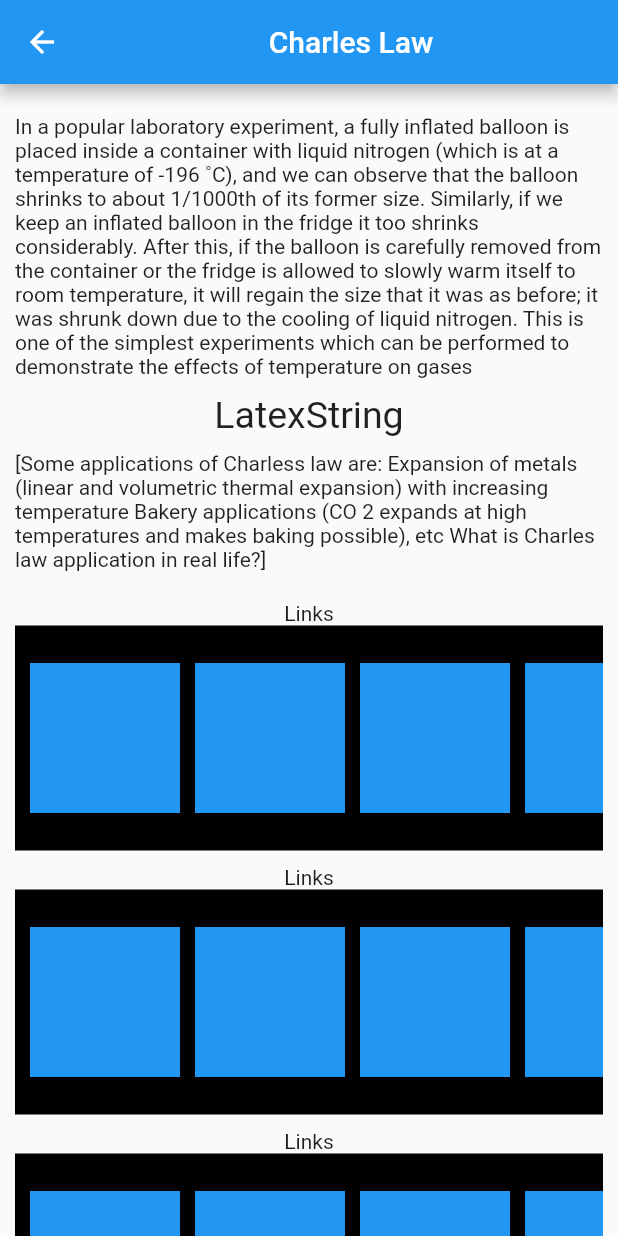
After one commit to shahjugal/UniversityFormulaeApp, a Flutter app: the screen it shows after launch, after a tap on "Charle's Law", on a phone screen of 412 x 824 dp. The commit adds this screen. Run offline on Flutter 3.47's test engine with Material 2 defaults, Android fonts, the phone set to English and light mode, and no system bars.

Commit message:
FormulaView Added

```diff
--- a/formulae_app/lib/Pages/FormulaListPage.dart
+++ b/formulae_app/lib/Pages/FormulaListPage.dart
@@ -23,38 +23,56 @@ class _FormulaListPageState extends State<FormulaListPage> {
             height: 10,
           ),
           f_formulaCell(
-              "Charle's Law", ["Chemical Engineering", "Fluid Chemistry"]),
+            "Charle's Law",
+            ["Chemical Engineering", "Fluid Chemistry"],
+            1,
+          ),
           SizedBox(
             height: 10,
           ),
-          f_formulaCell("Gopinathan's Radiation Equation",
-              ["Mechanical Engineering", "Solar Thermal Engineering"]),
+          f_formulaCell(
+            "Gopinathan's Radiation Equation",
+            ["Mechanical Engineering", "Solar Thermal Engineering"],
+            2,
+          ),
           SizedBox(
             height: 10,
           ),
           // ignore: prefer_const_literals_to_create_immutables
-          f_formulaCell("Saint Venant's Equation", [
+          f_formulaCell(
+            "Saint Venant's Equation",
+            [
               "Mechanical Engineering",
               "Design and Manufacuring",
               "Strength of Material"
-          ]),
+            ],
+            3,
+          ),
           SizedBox(
             height: 10,
           ),
-          f_formulaCell("Chineese Remainder Theorem", [
+          f_formulaCell(
+            "Chineese Remainder Theorem",
+            [
               "Computer Science and Engineering",
               "Advanced Programming",
               "Discrete Mathematics"
-          ]),
+            ],
+            4,
+          ),
           SizedBox(
             height: 10,
           ),
-          f_formulaCell("Fermat's Little Theorem", [
+          f_formulaCell(
+            "Fermat's Little Theorem",
+            [
               "Computer Science",
               "Computer Science Engineering",
               "Discrete Mathematics",
               "Advanced Programming"
-          ]),
+            ],
+            1,
+          ),
           SizedBox(
             height: 10,
           ),
--- /dev/null
+++ b/formulae_app/lib/Pages/FormulaPage.dart
@@ -0,0 +1,122 @@
+import 'package:flutter/material.dart';
+import 'package:formulae_app/Widgets/TagCell.dart';
+
+import '../Widgets/ScrollLinks.dart';
+import '../helper/Formulae.dart';
+
+// ignore: must_be_immutable
+class FormulaPage extends StatelessWidget {
+  FormulaPage(this.id, {super.key});
+  int id;
+  // This object should be passed by value or quer-ied at runtime from server.
+  Formulae formulae = Formulae(
+    id: 1, //
+    name: "Charles Law", //
+    description: //
+        "In a popular laboratory experiment, a fully inflated balloon is placed inside a container with liquid nitrogen (which is at a temperature of -196 ˚C), and we can observe that the balloon shrinks to about 1/1000th of its former size. Similarly, if we keep an inflated balloon in the fridge it too shrinks considerably. After this, if the balloon is carefully removed from the container or the fridge is allowed to slowly warm itself to room temperature, it will regain the size that it was as before; it was shrunk down due to the cooling of liquid nitrogen. This is one of the simplest experiments which can be performed to demonstrate the effects of temperature on gases",
+    latexString: "LatexString", //
+    applications: //
+        [
+      "Some applications of Charless law are: Expansion of metals (linear and volumetric thermal expansion) with increasing temperature Bakery applications (CO 2 expands at high temperatures and makes baking possible), etc What is Charles law application in real life?"
+    ],
+    tags: ["Chemistry", "Chemical Engineering", "State Chemistry"], //
+    driveLinks: ["drive.google.com", "drive.google.com"],
+    imageLinks: ["image.google.com", "image.google.com"],
+    relatedCourses: ["ENR201", "ENR102"], //
+    researchLinks: ["scholar.google.com", "scholar.google.com"],
+    ytLinks: ["youtube.com", "youtube.com"],
+  );
+
+  List<Widget> tagCells = [];
+  List<Widget> CourseCells = [];
+
+  void setUpWidget() {
+    for (var val in formulae.tags as List) {
+      tagCells.add(f_tagCell(val));
+      tagCells.add(SizedBox(
+        width: 10,
+      ));
+    }
+
+    for (var val in formulae.relatedCourses as List) {
+      CourseCells.add(f_tagCell(val));
+      CourseCells.add(SizedBox(
+        width: 10,
+      ));
+    }
+  }
+
+  @override
+  Widget build(BuildContext context) {
+    setUpWidget();
+    return Scaffold(
+      appBar: AppBar(
+        title: Center(child: Text(formulae.name as String)),
+      ),
+      body: Padding(
+        padding: const EdgeInsets.symmetric(horizontal: 10),
+        child: SingleChildScrollView(
+          child: Column(
+            //mainAxisAlignment: MainAxisAlignment.center,
+            children: [
+              SizedBox(
+                height: 20,
+              ),
+              Text(formulae.description as String),
+              SizedBox(
+                height: 10,
+              ),
+              Text(
+                formulae.latexString as String,
+                style: TextStyle(
+                  fontSize: 25,
+                ),
+              ),
+              SizedBox(
+                height: 10,
+              ),
+              Text(formulae.applications.toString()),
+              SizedBox(
+                height: 20,
+              ),
+              f_LinkScroller(),
+              SizedBox(
+                height: 10,
+              ),
+              f_LinkScroller(),
+              SizedBox(
+                height: 10,
+              ),
+              f_LinkScroller(),
+              SizedBox(
+                height: 10,
+              ),
+              SizedBox(
+                height: 10,
+              ),
+              SingleChildScrollView(
+                scrollDirection: Axis.horizontal,
+                child: Row(
+                  children: tagCells,
+                ),
+              ),
+              SizedBox(
+                height: 20,
+              ),
+              SingleChildScrollView(
+                scrollDirection: Axis.horizontal,
+                child: Row(
+                  children: CourseCells,
+                ),
+              ),
+              SizedBox(
+                height: 10,
+              ),
+              Text("Formula id: " + id.toString()),
+            ],
+          ),
+        ),
+      ),
+    );
+  }
+}
--- a/formulae_app/lib/Widgets/FormulaCell.dart
+++ b/formulae_app/lib/Widgets/FormulaCell.dart
@@ -1,13 +1,15 @@
 // ignore_for_file: prefer_const_literals_to_create_immutables, prefer_const_constructors
 
 import 'package:flutter/material.dart';
+import 'package:formulae_app/Pages/FormulaPage.dart';
 
 import 'TagCell.dart';
 
 class f_formulaCell extends StatelessWidget {
+  int id;
   List<String> tags;
   String name;
-  f_formulaCell(this.name, this.tags, {super.key}) {}
+  f_formulaCell(this.name, this.tags, this.id, {super.key}) {}
 
   List<Widget> tagCells = [];
 
@@ -25,6 +27,13 @@ class f_formulaCell extends StatelessWidget {
     setUpWidget();
     return Padding(
       padding: const EdgeInsets.symmetric(horizontal: 15),
+      child: GestureDetector(
+        onTap: () {
+          Navigator.push(
+            context,
+            MaterialPageRoute(builder: (context) => FormulaPage(id)),
+          );
+        },
         child: Container(
           decoration: BoxDecoration(
               boxShadow: [
@@ -82,6 +91,7 @@ class f_formulaCell extends StatelessWidget {
             ],
           ),
         ),
+      ),
     );
   }
 }
--- /dev/null
+++ b/formulae_app/lib/Widgets/ScrollLinks.dart
@@ -0,0 +1,62 @@
+import 'package:flutter/material.dart';
+
+class f_LinkScroller extends StatefulWidget {
+  const f_LinkScroller({super.key});
+
+  @override
+  State<f_LinkScroller> createState() => _f_LinkScrollerState();
+}
+
+class _f_LinkScrollerState extends State<f_LinkScroller> {
+  @override
+  Widget build(BuildContext context) {
+    return Column(children: [
+      Text(
+        "Links",
+      ),
+      Container(
+        color: Colors.black,
+        height: 150,
+        child: SingleChildScrollView(
+          scrollDirection: Axis.horizontal,
+          child: Row(
+            children: [
+              SizedBox(
+                width: 10,
+              ),
+              Container(
+                color: Colors.blue,
+                height: 100,
+                width: 100,
+              ),
+              SizedBox(
+                width: 10,
+              ),
+              Container(
+                color: Colors.blue,
+                height: 100,
+                width: 100,
+              ),
+              SizedBox(
+                width: 10,
+              ),
+              Container(
+                color: Colors.blue,
+                height: 100,
+                width: 100,
+              ),
+              SizedBox(
+                width: 10,
+              ),
+              Container(
+                color: Colors.blue,
+                height: 100,
+                width: 100,
+              ),
+            ],
+          ),
+        ),
+      ),
+    ]);
+  }
+}
--- a/formulae_app/lib/helper/Formulae.dart
+++ b/formulae_app/lib/helper/Formulae.dart
@@ -5,8 +5,8 @@ class Formulae {
   String? name;
   String? description;
   String? latexString;
-  String? applications;
 
+  List<String>? applications;
   List<String>? imageLinks;
   List<String>? ytLinks;
   List<String>? driveLinks;
--- a/formulae_app/lib/main.dart
+++ b/formulae_app/lib/main.dart
@@ -1,4 +1,5 @@
 import 'package:flutter/material.dart';
+import 'Pages/FormulaPage.dart';
 import 'Pages/LoginUI.dart';
 import 'Pages/RegisterUI.dart';
 import 'Pages/FormulaListPage.dart';
@@ -13,7 +14,7 @@ class MyApp extends StatelessWidget {
   // This widget is the root of your application.
   @override
   Widget build(BuildContext context) {
-    return const MaterialApp(
+    return MaterialApp(
       home: FormulaListPage(),
     );
   }
```
Lines whose indentation alone changed are shown as unchanged.
